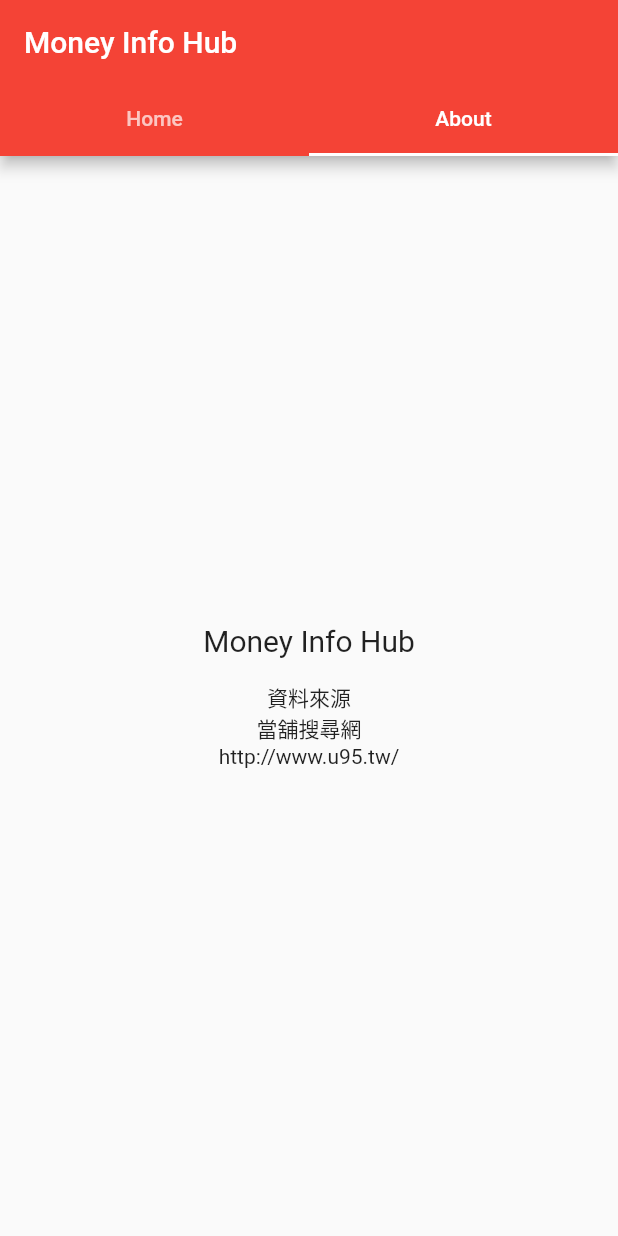
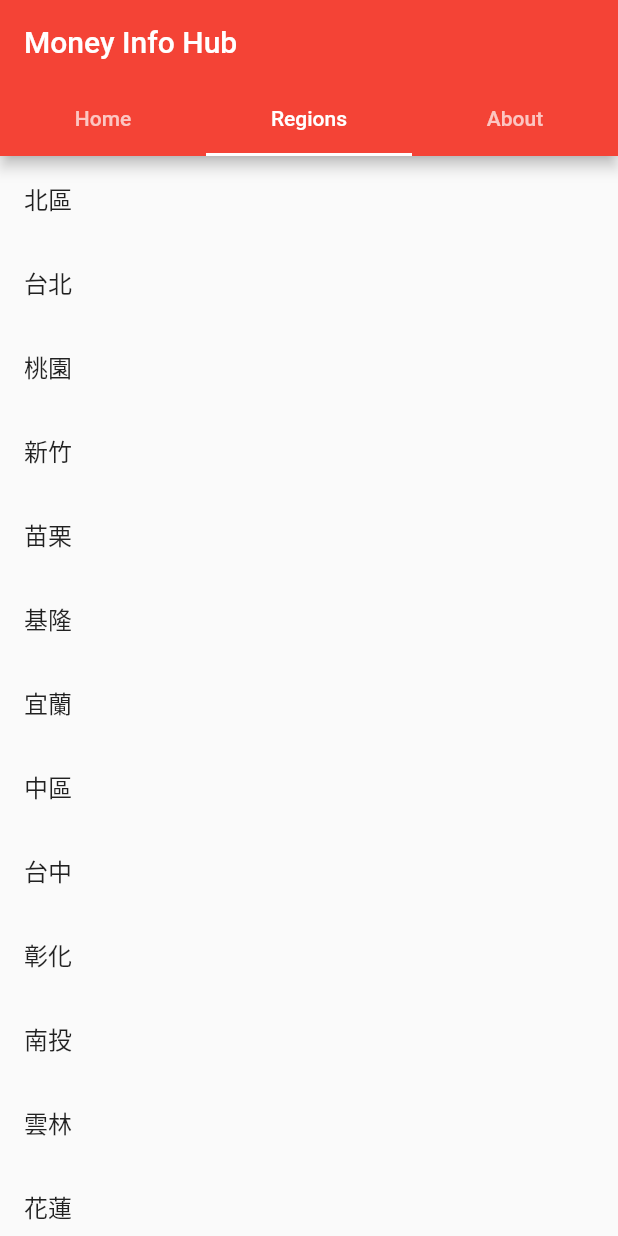
Before and after one commit to zonble/mih_flutter, a Flutter app: the screen it shows after launch, tab 2 chosen, on a phone screen of 412 x 824 dp. Run offline on Flutter 3.47's test engine with Material 2 defaults, Android fonts, the phone set to English and light mode, and no system bars; network calls fail.

Commit message:
Beef-up various pages.

```diff
--- a/lib/api.dart
+++ b/lib/api.dart
@@ -2,7 +2,7 @@ import 'package:http/http.dart' as http;
 import 'dart:convert';
 import 'dart:async';
 
-const APIEndPoint = 'https://www.3wyp.com/adjs/u95-tw/aditem.js';
+const APIEndPoint = 'https://www.3wyp.com/adjs/u95-tw/';
 
 class Ad {
   String name = '';
@@ -13,8 +13,32 @@ class Ad {
 }
 
 class MoneyInfoHubAPI {
-  static Future<List<Ad>> fetchAds() async {
-    final response = await http.get(APIEndPoint);
+  static List<List<String>> regions() {
+    return [
+      ["北區", "aditem3"],
+      ["台北", "aditem4"],
+      ["桃園", "aditem5"],
+      ["新竹", "aditem6"],
+      ["苗栗", "aditem7"],
+      ["基隆", "aditem8"],
+      ["宜蘭", "aditem9"],
+      ["中區", "aditem10"],
+      ["台中", "aditem11"],
+      ["彰化", "aditem12"],
+      ["南投", "aditem13"],
+      ["雲林", "aditem14"],
+      ["花蓮", "aditem15"],
+      ["南區", "aditem16"],
+      ["高雄", "aditem17"],
+      ["台南", "aditem18"],
+      ["嘉義", "aditem19"],
+      ["屏東", "aditem20"],
+      ["台東", "aditem21"]
+    ];
+  }
+
+  static Future<List<Ad>> fetchAdsForRegion(String region) async {
+    final response = await http.get(APIEndPoint + region + '.js');
 
     final html = UTF8.decode(response.bodyBytes);
     final regex = RegExp(
@@ -27,4 +51,8 @@ class MoneyInfoHubAPI {
       return Ad(name, url, imageURL);
     }).toList();
   }
+
+  static Future<List<Ad>> fetchAds() async {
+    return fetchAdsForRegion('aditem');
+  }
 }
--- a/lib/main.dart
+++ b/lib/main.dart
@@ -1,6 +1,7 @@
 import 'package:flutter/material.dart';
-import 'api.dart';
+import 'package:moneyinfohub/api.dart';
 import 'ad_list.dart';
+import 'region_list.dart';
 import 'about.dart';
 
 void main() => runApp(new MyApp());
@@ -32,10 +33,12 @@ class _HomePageState extends State<HomePage>
   TabController _tabController;
 
   AdList adList = AdList(future: MoneyInfoHubAPI.fetchAds());
+  RegionList regionList = RegionList();
   About about = About();
 
   final List<Tab> myTabs = <Tab>[
     new Tab(text: 'Home'),
+    new Tab(text: 'Regions'),
     new Tab(text: 'About'),
   ];
 
@@ -62,6 +65,6 @@ class _HomePageState extends State<HomePage>
           ),
         ),
         body: new TabBarView(
-            controller: _tabController, children: [adList, about]));
+            controller: _tabController, children: [adList, regionList, about]));
   }
 }
--- /dev/null
+++ b/lib/region_list.dart
@@ -0,0 +1,39 @@
+import 'package:flutter/material.dart';
+import 'package:moneyinfohub/ad_list.dart';
+import 'package:moneyinfohub/api.dart';
+
+class RegionList extends StatefulWidget {
+  @override
+  State<StatefulWidget> createState() {
+    return new RegionListState();
+  }
+}
+
+class RegionListState extends State<RegionList> {
+  @override
+  Widget build(BuildContext context) {
+    final regions = MoneyInfoHubAPI.regions();
+    return new ListView.builder(
+        itemCount: regions.length,
+        itemBuilder: (context, index) {
+          var region = regions[index];
+          return new ListTile(
+            title: Text(region[0]),
+            onTap: () {
+              AdListPage page = AdListPage(
+                title: region[0],
+                future: MoneyInfoHubAPI.fetchAdsForRegion(region[1]),
+              );
+
+              final builder = new PageRouteBuilder(pageBuilder:
+              );
+              Navigator
+                  .of(context)
+                  .push(MaterialPageRoute(builder: (context) => page));
+            },
+          );
+        });
+
+    // TODO: Implement build
+  }
+}
--- a/pubspec.yaml
+++ b/pubspec.yaml
@@ -8,6 +8,7 @@ dependencies:
   # The following adds the Cupertino Icons font to your application.
   # Use with the CupertinoIcons class for iOS style icons.
   cupertino_icons: ^0.1.2
+  url_launcher: "^3.0.2"
 
 dev_dependencies:
   flutter_test:
```
Also changed, not shown: lib/ad_list.dart (+26 -5 lines), lib/ad_page.dart (+21 -5 lines), pubspec.lock, 3 other files.
